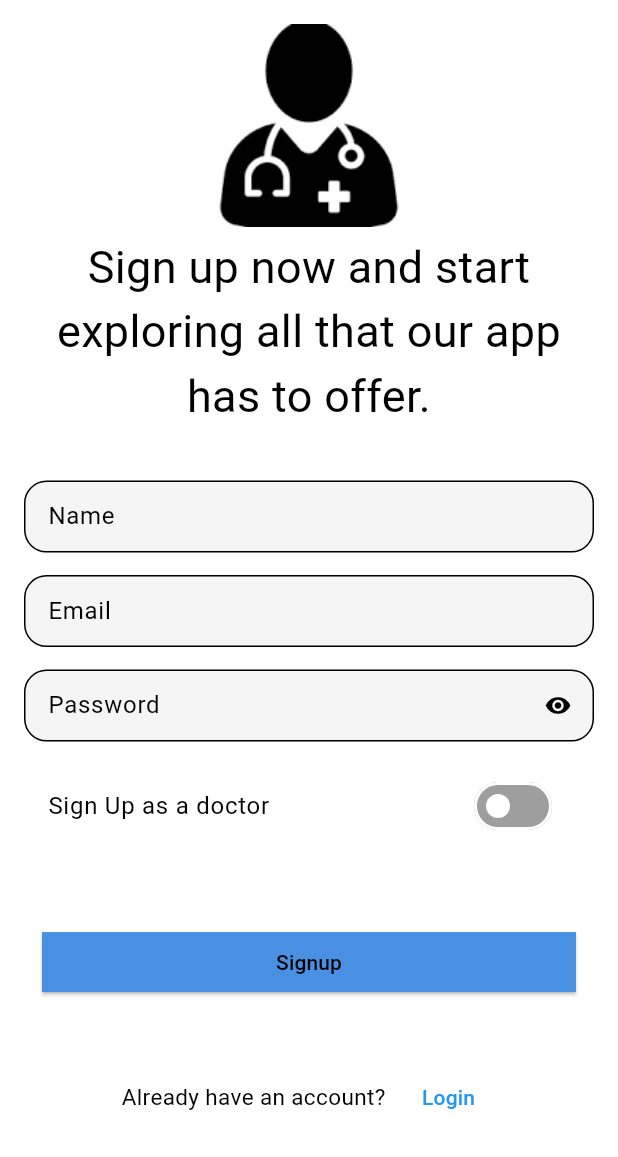
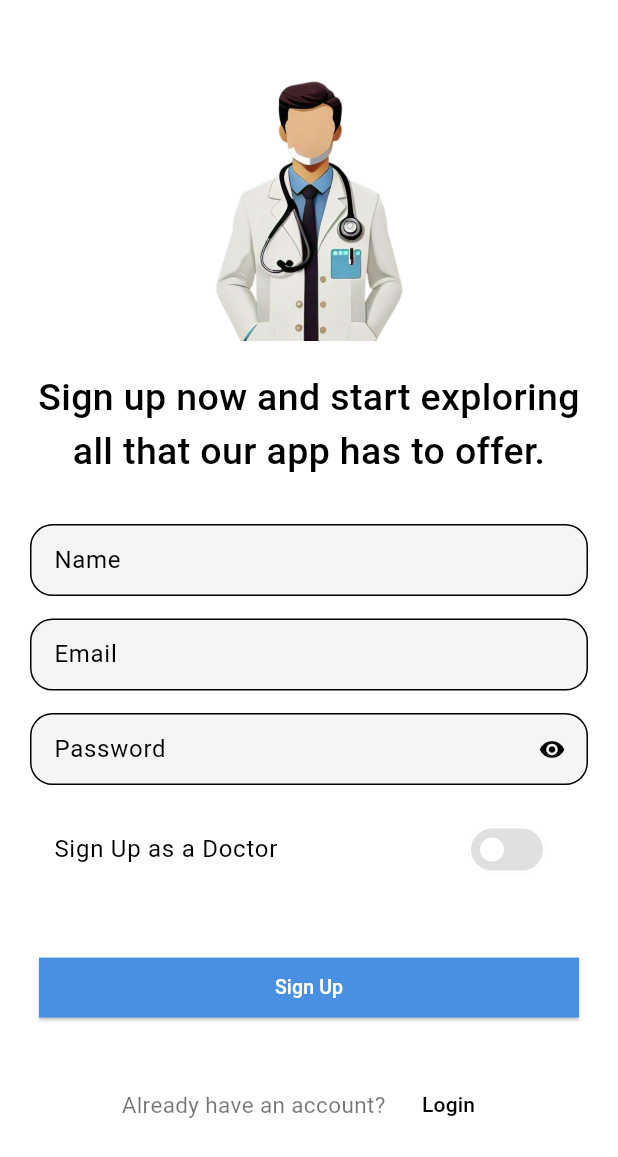
Before and after one commit to HasnainChd/docApp, a Flutter app: the SignupView screen opened directly, on a phone screen of 412 x 824 dp. Shown: the top 1157 px of the screen. Run offline on Flutter 3.47's test engine with Material 3 defaults, Android fonts, the phone set to English and light mode, and no system bars; our stand-ins replace cloud_firestore, curved_navigation_bar, firebase_auth, firebase_core, fluttertoast, gap and 4 more; accounts and stored records are empty; Roboto replaces fonts that are missing (Acme).

Commit message:
minnor updates

```diff
--- a/lib/consts/images.dart
+++ b/lib/consts/images.dart
@@ -1,5 +1,4 @@
-class AppAssets{
-
+class AppAssets {
   static String icBody = "assets/icons/ic.body.jpg",
       icEar = "assets/icons/ic.ear.jpg",
       icEye = "assets/icons/ic.eye.jpg",
@@ -7,18 +6,13 @@ class AppAssets{
       icLungs = "assets/icons/ic.lungs.jpg",
       icStomach = "assets/icons/ic.stomach.jpg",
       icTeeth = "assets/icons/ic.teeth.jpg",
-    icHeart= "assets/icons/ic.heart.png",
+      icHeart = "assets/icons/ic.heart.png",
       login = "assets/images/login.png",
       signUp = "assets/images/signup.png",
       male = "assets/images/male.png",
       female = "assets/images/female.png",
-    person="assets/images/person.png",
-    welcome='assets/images/welcome.jpg',
-    forgot='assets/images/forgot.png';
-
-
-
-
-
-
+      person = "assets/images/person.png",
+      welcome = 'assets/images/welcome.jpg',
+      forgot = 'assets/images/forgot.png',
+      signUpWelcome = 'assets/images/signupwelcome.png';
 }
--- a/lib/res/components/custom_elevated_button.dart
+++ b/lib/res/components/custom_elevated_button.dart
@@ -5,23 +5,37 @@ import '../../consts/colors.dart';
 class CustomElevatedButton extends StatelessWidget {
   final Function()? onTap;
   final String buttonText;
-  const CustomElevatedButton({super.key,required this.buttonText, required this.onTap});
+  final bool isLoading;
+
+  const CustomElevatedButton({
+    super.key,
+    required this.buttonText,
+    required this.onTap,
+    this.isLoading = false,
+  });
 
   @override
   Widget build(BuildContext context) {
     return SizedBox(
       width: double.infinity,
       child: Padding(
-        padding: const EdgeInsets.all(12.0),
+        padding: const EdgeInsets.symmetric(horizontal: 6.0),
         child: ElevatedButton(
           onPressed: onTap,
           style: ElevatedButton.styleFrom(
             shape: const RoundedRectangleBorder(),
             backgroundColor: appTheme.primaryColor,
-            foregroundColor: Colors.black,
-
+            foregroundColor: Colors.white,
           ),
-          child: Text(buttonText),
+          child: isLoading
+              ? const CircularProgressIndicator(
+                  color: Colors.white,
+                )
+              : Text(
+            // textAlign: TextAlign.center,
+                  buttonText,
+                  style: const TextStyle(fontSize: 13,fontWeight: FontWeight.w500),
+                ),
         ),
       ),
     );
--- a/lib/views/SignupView/signup_view.dart
+++ b/lib/views/SignupView/signup_view.dart
@@ -9,7 +9,6 @@ import '../../controllers/auth_controller.dart';
 import '../../res/components/custom_elevated_button.dart';
 import '../../res/components/custom_textfield.dart';
 import '../Home/home.dart';
-import '../Home/home_view.dart';
 import '../appointment_view/appointment_view.dart';
 
 class SignupView extends StatefulWidget {
@@ -27,28 +26,27 @@ class _SignupViewState extends State<SignupView> {
   Widget build(BuildContext context) {
     var controller = Get.put(AuthController());
     return Scaffold(
-      body: SingleChildScrollView(
-        padding: const EdgeInsets.all(16.0),
+      backgroundColor: Colors.white, // Background white for clean and minimal look
+      body: SafeArea(
+        child: SingleChildScrollView(
+          padding: const EdgeInsets.symmetric(horizontal: 20.0, vertical: 16.0),
           child: Column(
+            crossAxisAlignment: CrossAxisAlignment.center,
             children: [
-            Column(
-              mainAxisAlignment: MainAxisAlignment.center,
-              children: [
+              const Gap(20),
               Image.asset(
-                  AppAssets.signUp,
-                  width: 150,
+                AppAssets.signUpWelcome,
+                width: 150, // Slightly smaller for modern feel
               ),
-                const Gap(5),
-                Align(
-                  alignment: Alignment.bottomCenter,
-                  child: Text(
+              const Gap(20),
+              Text(
+                AppStrings.signupNow,
                  textAlign: TextAlign.center,
-                    AppStrings.signupNow,
-                    style: const TextStyle(fontFamily: "Acme", fontSize: 30),
+                style: const TextStyle(
+                  fontFamily: "Acme",
+                  fontSize: 25,
+                  fontWeight: FontWeight.w500, // Bold for stronger emphasis
                 ),
-                ),
-                const Gap(5),
-              ],
               ),
               const Gap(30),
               Form(
@@ -62,14 +60,13 @@ class _SignupViewState extends State<SignupView> {
                         if (value == null || value.isEmpty) {
                           return 'Please enter your name';
                         }
-                      final alphabeticPattern = RegExp(r'^[a-zA-Z]+$');
+                        final alphabeticPattern = RegExp(r'^[a-zA-Z ]+$');
                         if (!alphabeticPattern.hasMatch(value)) {
                           return 'Only alphabetic characters are allowed';
                         }
                         return null;
                       },
                     ),
-
                     const Gap(15),
                     CustomTextField(
                       hint: "Email",
@@ -98,14 +95,15 @@ class _SignupViewState extends State<SignupView> {
                     ),
                     const Gap(15),
                     SwitchListTile(
-                    inactiveTrackColor: Colors.grey,
+                      inactiveTrackColor: Colors.grey[300], // Subtle inactive color
+                      activeColor: Colors.black, // Stronger active switch color
                       value: isDoctor,
                       onChanged: (newValue) {
                         setState(() {
                           isDoctor = newValue;
                         });
                       },
-                    title: "Sign Up as a doctor".text.make(),
+                      title: "Sign Up as a Doctor".text.make(),
                     ),
                     Visibility(
                       visible: isDoctor,
@@ -182,12 +180,12 @@ class _SignupViewState extends State<SignupView> {
                     ),
                     const Gap(40),
                     CustomElevatedButton(
-                    buttonText: "Signup",
+                      buttonText: "Sign Up",
                       onTap: () async {
                         if (_formKey.currentState!.validate()) {
                           await controller.signupUser(isDoctor);
                           if (controller.userCredential != null) {
-                          if(isDoctor) {
+                            if (isDoctor) {
                               Get.off(() => const AppointmentView());
                             }
                           } else {
@@ -202,14 +200,14 @@ class _SignupViewState extends State<SignupView> {
                       children: [
                         Text(
                           AppStrings.alreadyHaveAccount,
-                        style: const TextStyle(fontSize: 15),
+                          style: const TextStyle(fontSize: 15, color: Colors.black54), // Lighter color for subtle text
                         ),
                         const Gap(10),
                         TextButton(
                           onPressed: () {
                             Get.back();
                           },
-                        child: const Text("Login"),
+                          child: const Text("Login", style: TextStyle(color: Colors.black)),
                         ),
                       ],
                     )
@@ -219,6 +217,7 @@ class _SignupViewState extends State<SignupView> {
             ],
           ),
         ),
+      ),
     );
   }
 }
--- a/lib/views/appointment_view/appointment_view.dart
+++ b/lib/views/appointment_view/appointment_view.dart
@@ -27,9 +27,9 @@ class AppointmentView extends StatelessWidget {
             ? [
           IconButton(
             onPressed: () {
-              AuthController().signout();
+              AuthController().signOut();
             },
-            icon: const Icon(Icons.power_settings_new_outlined),
+            icon: const Icon(Icons.logout),
           ),
         ]
             : null, // Hides the button if isDoctor is false
```
Also changed, not shown: lib/controllers/auth_controller.dart (+79 -45 lines), lib/controllers/home_controller.dart (+19 -4 lines), lib/main.dart (+22 -3 lines), lib/res/components/custom_text_button.dart (+11 -4 lines), lib/res/components/waiting_screen.dart (+11 -11 lines), lib/views/Home/home_view.dart (+7 -9 lines), lib/views/LoginView/login_view.dart (+52 -78 lines), lib/views/forgot_password/forgot_password_screen.dart (+9 -1 lines), lib/views/search_view/search_view.dart (+3 -8 lines), lib/views/setting/setting_view.dart (+5 -16 lines), assets/images/signupwelcome.png (added), lib/consts/strings.dart (indentation only), 2 other files. Lines whose indentation alone changed are shown as unchanged.
